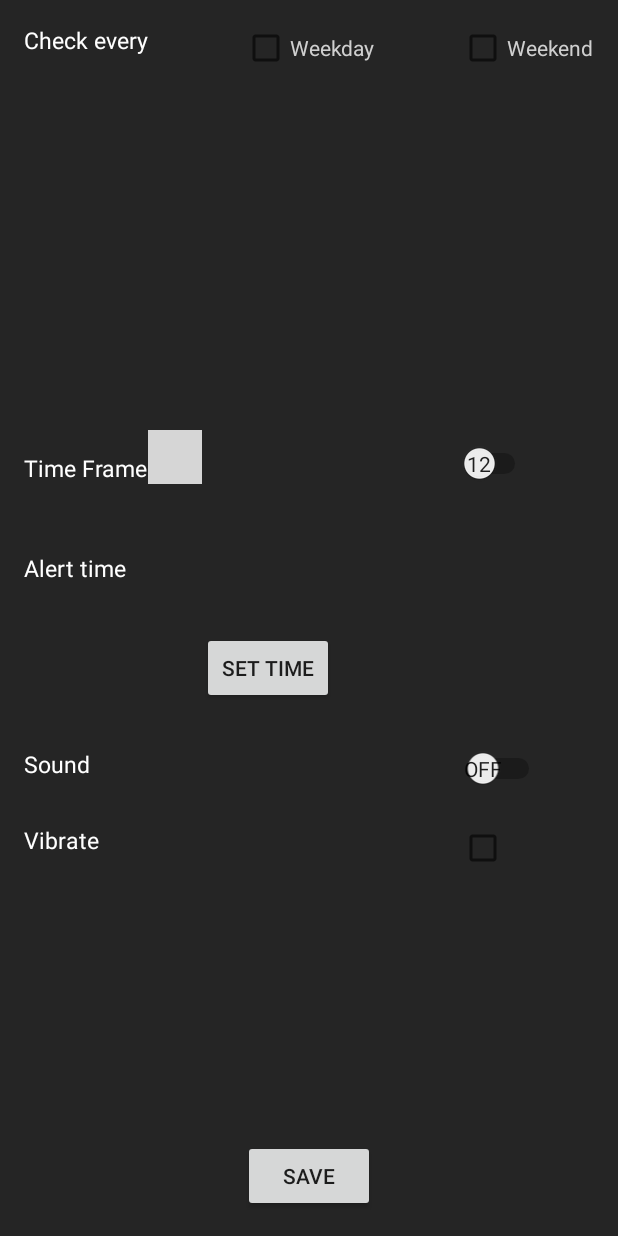
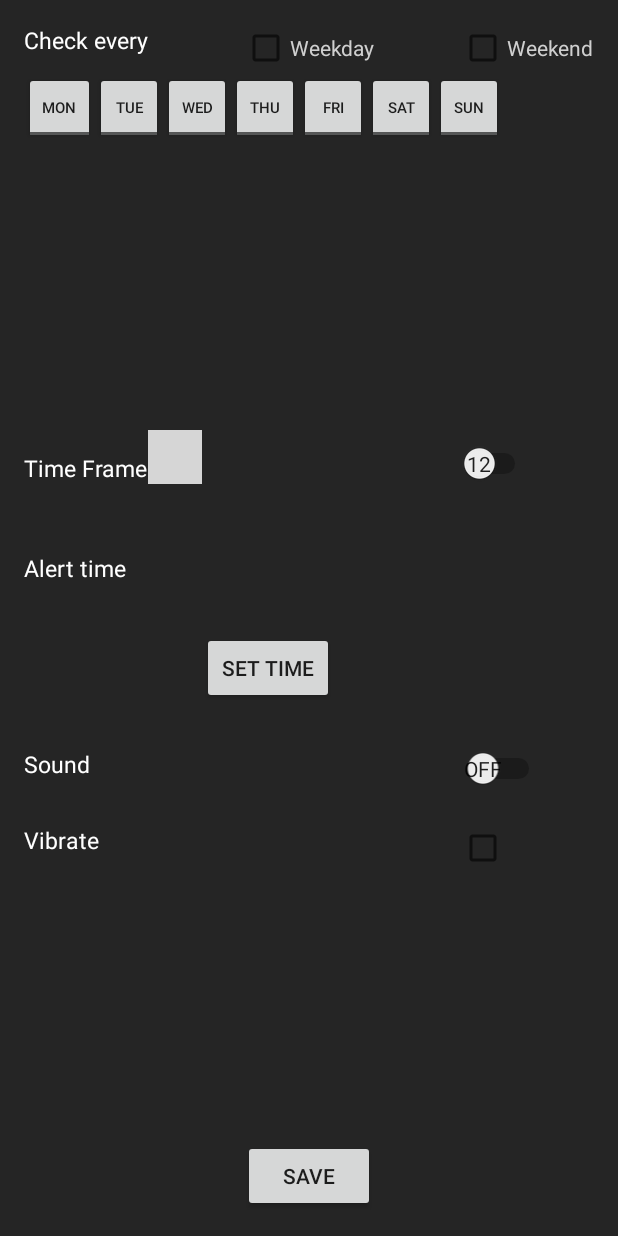
Before and after one commit to zhengruiyi/AlertMe, an Android app: the layout activity_time_frame.xml on its own in the app's theme, with its tools: preview values and no code run, on a phone screen of 412 x 824 dp. Run offline under Robolectric (Android 15) with nearby library versions, the phone set to English and light mode, and no system bars; grey boxes are pictures that could not be loaded.

Commit message:
added weekday toggle buttons

```diff
--- a/app/src/main/res/layout/activity_time_frame.xml
+++ b/app/src/main/res/layout/activity_time_frame.xml
@@ -46,6 +46,77 @@
         android:layout_alignBottom="@+id/weekday"
         android:layout_alignParentRight="true"
         android:layout_alignParentEnd="true" />
+
+    <LinearLayout
+        android:layout_width="fill_parent"
+        android:layout_height="50dp"
+        android:orientation="horizontal"
+        android:layout_below="@+id/weekday"
+        android:layout_alignEnd="@+id/weekend">
+        <ToggleButton
+            android:layout_width="47dp"
+            android:layout_height="wrap_content"
+            android:textOff="MON"
+            android:textOn="MON"
+            android:id="@+id/Monday"
+            android:onClick="weekdayChecked"
+            android:textSize="10dp"
+            android:text="MON"/>
+        <ToggleButton
+            android:layout_width="45dp"
+            android:layout_height="wrap_content"
+            android:textOff="TUE"
+            android:textOn="TUE"
+            android:id="@+id/Tuesday"
+            android:onClick="weekdayChecked"
+            android:textSize="10dp"
+            android:text="TUE"/>
+        <ToggleButton
+            android:layout_width="45dp"
+            android:layout_height="wrap_content"
+            android:textOff="WED"
+            android:textOn="WED"
+            android:id="@+id/Wednesday"
+            android:onClick="weekdayChecked"
+            android:textSize="10dp"
+            android:text="WED"/>
+        <ToggleButton
+            android:layout_width="45dp"
+            android:layout_height="wrap_content"
+            android:textOff="THU"
+            android:textOn="THU"
+            android:id="@+id/Thursday"
+            android:onClick="weekdayChecked"
+            android:textSize="10dp"
+            android:text="THU"/>
+        <ToggleButton
+            android:layout_width="45dp"
+            android:layout_height="wrap_content"
+            android:textOff="FRI"
+            android:textOn="FRI"
+            android:id="@+id/Friday"
+            android:onClick="weekdayChecked"
+            android:textSize="10dp"
+            android:text="FRI"/>
+        <ToggleButton
+            android:layout_width="45dp"
+            android:layout_height="wrap_content"
+            android:textOff="SAT"
+            android:textOn="SAT"
+            android:id="@+id/Saturday"
+            android:onClick="weekdayChecked"
+            android:textSize="10dp"
+            android:text="SAT"/>
+        <ToggleButton
+            android:layout_width="45dp"
+            android:layout_height="wrap_content"
+            android:textOff="SUN"
+            android:textOn="SUN"
+            android:id="@+id/Sunday"
+            android:onClick="weekdayChecked"
+            android:textSize="10dp"
+            android:text="SUN"/>
+        </LinearLayout>
 
     <TextView
         android:layout_width="wrap_content"
```
Also changed, not shown: app/src/main/java/teamawesome/alertme/TimeFrame.java (+144 -1 lines).
